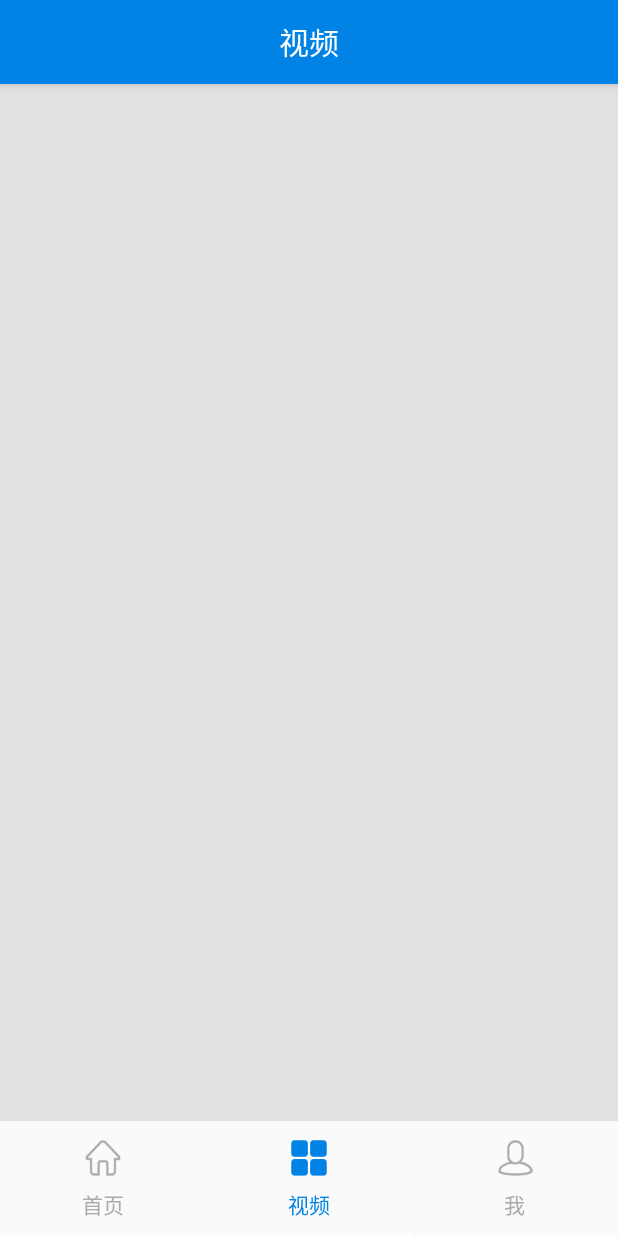
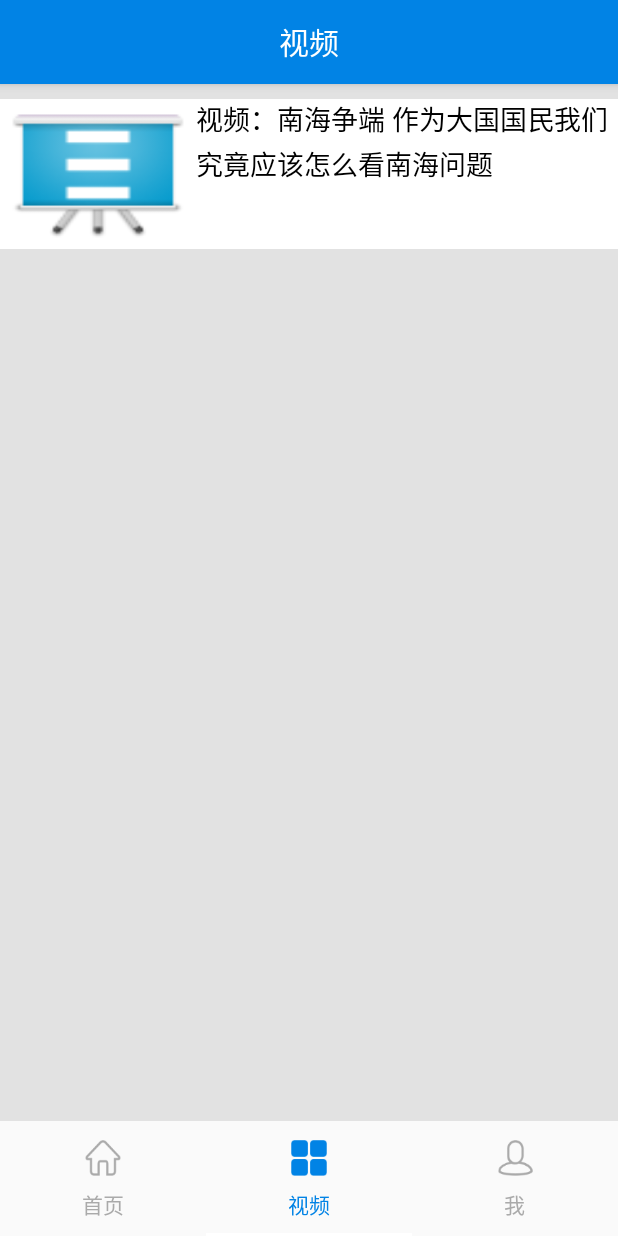
Before and after one commit to 2193531059/kk, an Android app: the MasterFragment screen opened directly, with no data from a screen before it, item 2 of the bottom bar chosen, on a phone screen of 412 x 824 dp. Run offline under Robolectric (Android 15) with nearby library versions, the phone set to English and light mode, and no system bars; our stand-ins replace Picasso; libraries missing offline, so code that uses them is left out: com.youth.banner; pictures from the network do not load; 3 statements that could not run were skipped.

Commit message:
海洋视频界面完成

```diff
--- a/app/src/main/java/com/administrator/seawindow/LoginActivity.java
+++ b/app/src/main/java/com/administrator/seawindow/LoginActivity.java
@@ -45,7 +45,7 @@ public class LoginActivity extends Activity implements View.OnClickListener, Edi
     protected void onCreate(Bundle savedInstanceState) {
         super.onCreate(savedInstanceState);
         boolean isLogin = PreferenceUtil.getLOGINSTATE(this);
-        if (isLogin) {
+        if (true) {
             OpenActivityUtil.openActivity(this, MainActivity.class);
         } else {
             setContentView(R.layout.activity_login);
--- a/app/src/main/java/com/administrator/seawindow/VideoInfoActivity.java
+++ b/app/src/main/java/com/administrator/seawindow/VideoInfoActivity.java
@@ -3,29 +3,50 @@ package com.administrator.seawindow;
 import android.app.Activity;
 import android.support.v7.app.AppCompatActivity;
 import android.os.Bundle;
+import android.view.View;
 import android.view.ViewGroup;
 import android.widget.FrameLayout;
 
+import com.administrator.seawindow.bean.VideoBean;
 import com.administrator.seawindow.video_player.MyCustomGSYPlayer;
 import com.administrator.seawindow.video_player.MyGSYPlayer;
+import com.administrator.seawindow.view.CommonTitleBar;
 
 public class VideoInfoActivity extends Activity {
 
-    private String path = "http://192.168.1.101:8080/Ocean_admin/modelVideo/1522992150308.mp4";
-    private String pathBai = "http://baishi.baidu.com/watch/5431322122707399614.html?frm=FuzzySearch&page=videoMultiNeed";
+    private String path, title;
     private MyGSYPlayer myGSYPlayer;
     private MyCustomGSYPlayer gsyVideoPlayer;
     private FrameLayout play_part;
+    private CommonTitleBar titleBar;
+
     @Override
     protected void onCreate(Bundle savedInstanceState) {
         super.onCreate(savedInstanceState);
         setContentView(R.layout.activity_video_info);
+
+        titleBar = findViewById(R.id.ct_play_video);
+        titleBar.setLeftBtnOnclickListener(new View.OnClickListener() {
+            @Override
+            public void onClick(View v) {
+                VideoInfoActivity.this.finish();
+            }
+        });
+
+        Bundle bundle = getIntent().getBundleExtra("bundle");
+        VideoBean bean = (VideoBean) bundle.getSerializable("bean");
+        path = bean.getVideo();
+        title = bean.getTitle();
+
         gsyVideoPlayer = findViewById(R.id.ijkplayer);
         play_part = findViewById(R.id.play_view);
         initVideo();
     }
 
     private void initVideo(){
+        if (path == null) {
+            return;
+        }
         myGSYPlayer = new MyGSYPlayer();
         myGSYPlayer.registerListener(new MyGSYPlayer.RefreshListener() {
             @Override
@@ -35,7 +56,7 @@ public class VideoInfoActivity extends Activity {
         });
         initVideoAreaSize();
         myGSYPlayer.initPlayer(this, gsyVideoPlayer);
-        myGSYPlayer.startPlay("测试视频", pathBai);
+        myGSYPlayer.startPlay(title, path);
     }
 
     private void initVideoAreaSize() {
--- /dev/null
+++ b/app/src/main/java/com/administrator/seawindow/adapter/VideoRecyclerAdapter.java
@@ -0,0 +1,85 @@
+package com.administrator.seawindow.adapter;
+
+import android.content.Context;
+import android.support.v7.widget.RecyclerView;
+import android.util.Log;
+import android.view.LayoutInflater;
+import android.view.View;
+import android.view.ViewGroup;
+import android.widget.ImageView;
+import android.widget.LinearLayout;
+import android.widget.RelativeLayout;
+import android.widget.TextView;
+
+import com.administrator.seawindow.R;
+import com.administrator.seawindow.bean.SeaHotSpotBean;
+import com.administrator.seawindow.bean.VideoBean;
+import com.squareup.picasso.Picasso;
+
+import java.util.List;
+
+public class VideoRecyclerAdapter extends RecyclerView.Adapter{
+    private static final String TAG = "SeaHotSpotRecyclerAdapt";
+    private List<VideoBean> mData;
+    private Context mContext;
+    private LayoutInflater mInflater;
+    private VideoClickListener mVideoClickListener;
+
+    public VideoRecyclerAdapter(List<VideoBean> mData, Context mContext) {
+        mInflater = LayoutInflater.from(mContext);
+        this.mData = mData;
+        this.mContext = mContext;
+    }
+
+    public void setmVideoClickListener(VideoClickListener mVideoClickListener){
+        this.mVideoClickListener = mVideoClickListener;
+    }
+
+    @Override
+    public RecyclerView.ViewHolder onCreateViewHolder(ViewGroup parent, int viewType) {
+        View itemView = mInflater.inflate(R.layout.recycler_item_video, parent, false);
+        return new VideosViewHolder(itemView);
+    }
+
+    public List<VideoBean> getmData(){
+        return mData;
+    }
+
+    @Override
+    public void onBindViewHolder(RecyclerView.ViewHolder holder, final int position) {
+        VideoBean bean = mData.get(position);
+        String title = bean.getTitle();
+        Log.e(TAG, "onBindViewHolder: title = " + title);
+        String video = bean.getVideo();
+        ((VideosViewHolder)holder).videoTitle.setText(title);
+        ((VideosViewHolder)holder).part.setOnClickListener(new View.OnClickListener() {
+            @Override
+            public void onClick(View v) {
+                mVideoClickListener.onVideoClick(position);
+            }
+        });
+    }
+
+    @Override
+    public int getItemCount() {
+        return mData.size();
+    }
+
+    public interface VideoClickListener{
+        void onVideoClick(int position);
+    }
+
+    class VideosViewHolder extends RecyclerView.ViewHolder{
+        private ImageView videoCover;
+        private TextView videoTitle, videoText;
+        private RelativeLayout part;
+
+        public VideosViewHolder(View itemView) {
+            super(itemView);
+            videoCover = itemView.findViewById(R.id.imageView);
+            videoTitle = itemView.findViewById(R.id.title_video);
+            videoText = itemView.findViewById(R.id.text_video);
+            part = itemView.findViewById(R.id.part);
+        }
+    }
+}
--- /dev/null
+++ b/app/src/main/java/com/administrator/seawindow/bean/VideoBean.java
@@ -0,0 +1,37 @@
+package com.administrator.seawindow.bean;
+
+import java.io.Serializable;
+
+/**
+ * Created by Administrator on 2018/4/8.
+ */
+
+public class VideoBean implements Serializable{
+    private int id;
+    private String video;
+    private String title;
+
+    public int getId() {
+        return id;
+    }
+
+    public void setId(int id) {
+        this.id = id;
+    }
+
+    public String getVideo() {
+        return video;
+    }
+
+    public void setVideo(String video) {
+        this.video = video;
+    }
+
+    public String getTitle() {
+        return title;
+    }
+
+    public void setTitle(String title) {
+        this.title = title;
+    }
+}
--- a/app/src/main/java/com/administrator/seawindow/fragment/VideoFragment.java
+++ b/app/src/main/java/com/administrator/seawindow/fragment/VideoFragment.java
@@ -3,30 +3,90 @@ package com.administrator.seawindow.fragment;
 import android.os.Bundle;
 import android.support.annotation.Nullable;
 import android.support.v4.app.Fragment;
+import android.support.v4.app.ListFragment;
+import android.support.v4.widget.SwipeRefreshLayout;
+import android.support.v7.widget.LinearLayoutManager;
+import android.support.v7.widget.OrientationHelper;
 import android.support.v7.widget.RecyclerView;
 import android.util.DisplayMetrics;
+import android.util.Log;
 import android.view.LayoutInflater;
 import android.view.View;
 import android.view.ViewGroup;
 
 import com.administrator.seawindow.R;
+import com.administrator.seawindow.VideoInfoActivity;
+import com.administrator.seawindow.adapter.VideoRecyclerAdapter;
+import com.administrator.seawindow.bean.VideoBean;
+import com.administrator.seawindow.utils.ConstantPool;
+import com.administrator.seawindow.utils.OpenActivityUtil;
 import com.administrator.seawindow.utils.ToastUtil;
 import com.administrator.seawindow.view.VpSwipeRefreshLayout;
+
+import java.util.ArrayList;
+import java.util.List;
 
 /**
  * Created by Administrator on 2018/4/3.
  */
 
 public class VideoFragment extends Fragment  {
+    private static final String TAG = "VideoFragment";
     private VpSwipeRefreshLayout vpSwipeRefreshLayout;
     private RecyclerView gridview_videoes;
+    private VideoRecyclerAdapter mAdapter;
+    private List<VideoBean> mList;
 
     @Nullable
     @Override
     public View onCreateView(LayoutInflater inflater, @Nullable ViewGroup container, @Nullable Bundle savedInstanceState) {
         View view = inflater.inflate(R.layout.fragment_video_layout, null);
+        initData();
+        initView(view);
+        return view;
+    }
+
+    private void initView(View view){
+        Log.e(TAG, "initView: -------------------");
         vpSwipeRefreshLayout = view.findViewById(R.id.sr_swpierefresh);
         gridview_videoes = view.findViewById(R.id.gridview);
-        return view;
+        mAdapter = new VideoRecyclerAdapter(mList, getActivity());
+        LinearLayoutManager linearLayoutManager = new LinearLayoutManager(getActivity());
+        linearLayoutManager.setOrientation(OrientationHelper.VERTICAL);
+        gridview_videoes.setLayoutManager(linearLayoutManager);
+        gridview_videoes.setHasFixedSize(true);
+        gridview_videoes.setAdapter(mAdapter);
+
+        mAdapter.setmVideoClickListener(new VideoRecyclerAdapter.VideoClickListener() {
+            @Override
+            public void onVideoClick(int position) {
+                List<VideoBean> data = mAdapter.getmData();
+                VideoBean bean = data.get(position);
+                Bundle bundle = new Bundle();
+                bundle.putSerializable("bean", bean);
+                OpenActivityUtil.openActivity(getActivity(), bundle, VideoInfoActivity.class);
+            }
+        });
+
+        vpSwipeRefreshLayout.setOnRefreshListener(new SwipeRefreshLayout.OnRefreshListener() {
+            @Override
+            public void onRefresh() {
+                new android.os.Handler().postDelayed(new Runnable() {
+                    @Override
+                    public void run() {
+                        vpSwipeRefreshLayout.setRefreshing(false);
+                    }
+                }, 5000);
+            }
+        });
+    }
+
+    private void initData(){
+        mList = new ArrayList<>();
+        VideoBean bean = new VideoBean();
+        bean.setId(1);
+        bean.setTitle("视频：南海争端 作为大国国民我们究竟应该怎么看南海问题");
+        bean.setVideo(ConstantPool.HOST + "oceanVideo/1523072151801.mp4");
+        mList.add(bean);
     }
 }
--- a/app/src/main/java/com/administrator/seawindow/view/PagerSlidingTabStrip.java
+++ b/app/src/main/java/com/administrator/seawindow/view/PagerSlidingTabStrip.java
@@ -35,6 +35,7 @@ import android.util.DisplayMetrics;
 import android.util.TypedValue;
 import android.view.Gravity;
 import android.view.View;
+import android.view.ViewGroup;
 import android.view.ViewTreeObserver.OnGlobalLayoutListener;
 import android.widget.HorizontalScrollView;
 import android.widget.ImageButton;
@@ -257,21 +258,26 @@ public class PagerSlidingTabStrip extends HorizontalScrollView {
 			return;
 		}
 
-//		TextView tab = new TextView(getContext());
-//		tab.setText(title);
-//		tab.setGravity(Gravity.CENTER);
-//		tab.setSingleLine();
+		TextView tab = new TextView(getContext());
+		tab.setText(title);
+		tab.setGravity(Gravity.CENTER);
+		tab.setSingleLine();
 
 		ImageView icon = new ImageView(getContext());
 		icon.setImageResource(resId);
-		LinearLayout.LayoutParams params = new LinearLayout.LayoutParams(100,100);
-		params.topMargin = 5;
+
+		LinearLayout.LayoutParams iconParams = new LinearLayout.LayoutParams(90,90);
+		iconParams.topMargin = 5;
+		iconParams.gravity = Gravity.CENTER_HORIZONTAL;
+		LinearLayout.LayoutParams textParams = new LinearLayout.LayoutParams(200, ViewGroup.LayoutParams.WRAP_CONTENT);
+		textParams.gravity = Gravity.BOTTOM;
+		textParams.bottomMargin = 5;
 
 		LinearLayout linearLayout = new LinearLayout(getContext());
 		linearLayout.setOrientation(LinearLayout.VERTICAL);
 
-		linearLayout.addView(icon, params);
-//		linearLayout.addView(tab, defaultTabLayoutParams);
+		linearLayout.addView(icon, iconParams);
+		linearLayout.addView(tab, textParams);
 
 		addTab(position, linearLayout);
 	}
--- a/app/src/main/res/layout/activity_video_info.xml
+++ b/app/src/main/res/layout/activity_video_info.xml
@@ -10,7 +10,8 @@
         android:id="@+id/ct_play_video"
         app:leftBtnIcon="@drawable/left"
         android:layout_width="match_parent"
-        android:layout_height="50dp"/>
+        android:layout_height="50dp"
+        app:titleText="@string/video_info"/>
 
 
     <android.support.v4.widget.SwipeRefreshLayout
--- a/app/src/main/res/layout/fragment_master_layout.xml
+++ b/app/src/main/res/layout/fragment_master_layout.xml
@@ -21,7 +21,7 @@
     <com.administrator.seawindow.view.PagerSlidingTabStrip
         android:id="@+id/tabs"
         android:layout_width="match_parent"
-        android:layout_height="40dp"
+        android:layout_height="55dp"
         android:background="#0183E5" />
 
     <android.support.v4.view.ViewPager
--- /dev/null
+++ b/app/src/main/res/layout/recycler_item_video.xml
@@ -0,0 +1,49 @@
+<?xml version="1.0" encoding="utf-8"?>
+<RelativeLayout xmlns:android="http://schemas.android.com/apk/res/android"
+    xmlns:app="http://schemas.android.com/apk/res-auto"
+    android:layout_width="match_parent"
+    android:layout_height="100dp"
+    android:id="@+id/part"
+    android:layout_marginTop="10dp"
+    android:background="#fff">
+
+    <ImageView
+        android:id="@+id/imageView"
+        android:layout_width="120dp"
+        android:layout_height="match_parent"
+        android:layout_margin="5dp"
+        android:scaleType="fitXY"
+        android:src="@drawable/ic_launcher" />
+
+    <RelativeLayout
+        android:layout_width="match_parent"
+        android:layout_toRightOf="@id/imageView"
+        android:layout_height="match_parent"
+        android:orientation="vertical">
+
+        <TextView
+            android:id="@+id/title_video"
+            android:layout_width="match_parent"
+            android:layout_height="wrap_content"
+            android:layout_gravity="center"
+            android:ellipsize="end"
+            android:lineSpacingExtra="3dp"
+            android:textColor="#000000"
+            android:textSize="18sp" />
+
+        <TextView
+            android:id="@+id/text_video"
+            android:layout_width="match_parent"
+            android:layout_height="wrap_content"
+            android:layout_alignParentBottom="true"
+            android:layout_alignParentRight="true"
+            android:layout_below="@id/title_video"
+            android:layout_gravity="bottom"
+            android:layout_marginRight="5dp"
+            android:gravity="left"
+            android:textColor="#000000"
+            android:textSize="10sp" />
+
+    </RelativeLayout>
+
+</RelativeLayout>
--- a/app/src/main/res/values/strings.xml
+++ b/app/src/main/res/values/strings.xml
@@ -32,4 +32,5 @@
     <string name="send">发送</string>
     <string name="nick">昵称：</string>
     <string name="phone_store">电话号码：</string>
+    <string name="video_info">视频详情：</string>
 </resources>
```
Also changed, not shown: app/src/main/res/drawable-hdpi/ic_launcher.png (added), app/src/main/res/drawable-mdpi/ic_launcher.png (added), app/src/main/res/drawable-xhdpi/ic_launcher.png (added).
